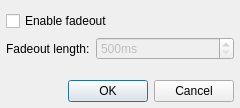
Before: the Qt Designer form qmmp/src/plugins/Input/gme/settingsdialog.ui in Greedysky/TTKMusicPlayer, drawn with Qt 5.
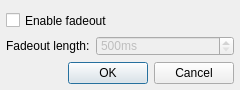
After: the same form once the commit is applied.

```diff
--- a/qmmp/src/plugins/Input/gme/settingsdialog.ui
+++ b/qmmp/src/plugins/Input/gme/settingsdialog.ui
@@ -7,9 +7,21 @@
     <x>0</x>
     <y>0</y>
     <width>240</width>
-    <height>108</height>
+    <height>90</height>
    </rect>
   </property>
+  <property name="minimumSize">
+   <size>
+    <width>240</width>
+    <height>90</height>
+   </size>
+  </property>
+  <property name="maximumSize">
+   <size>
+    <width>240</width>
+    <height>90</height>
+   </size>
+  </property>
   <property name="windowTitle">
    <string>GME Plugin Settings</string>
   </property>
```
